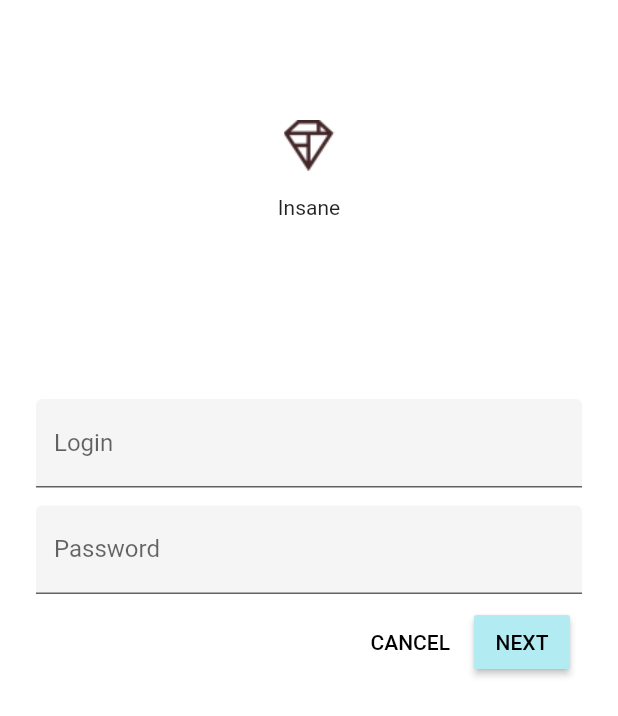
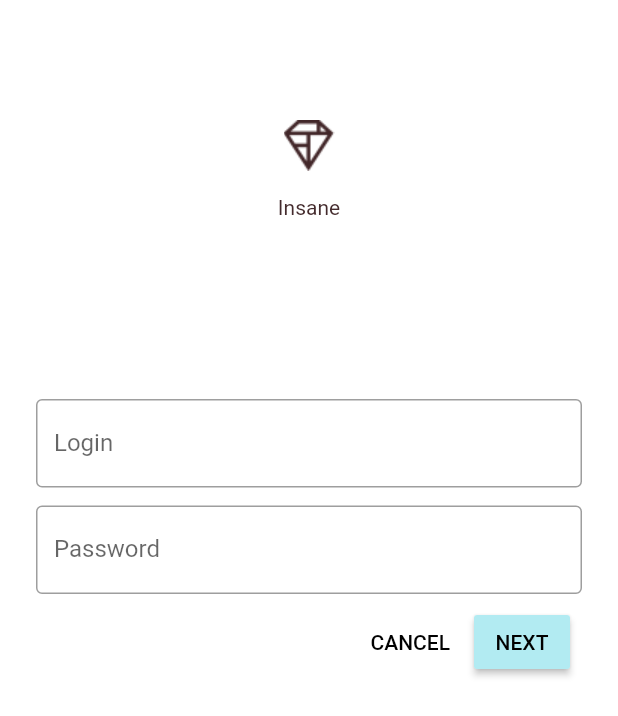
Before and after one commit to frclba/insaneCommerce-mdc-100, a Flutter app: the screen it shows after launch, on a phone screen of 412 x 824 dp. Shown: the top 716 px of the screen. Run offline on Flutter 3.47's test engine with Material 2 defaults, Android fonts, the phone set to English and light mode, and no system bars; Roboto replaces fonts that are missing (Rubik).

Commit message:
Modify typography and label styles

```diff
--- a/lib/login.dart
+++ b/lib/login.dart
@@ -1,4 +1,5 @@
 import 'package:flutter/material.dart';
+import 'colors.dart';
 
 class LoginPage extends StatefulWidget {
   @override
@@ -26,26 +27,30 @@ class _LoginPageState extends State<LoginPage> {
               ],
             ),
             SizedBox(height: 120.0),
-            // TODO: Wrap Username with AccentColorOverride (103)
-            // TODO: Remove filled: true values (103)
-            // TODO: Wrap Password with AccentColorOverride (103)
-
-            TextField(
+            // [LOGIN]
+            AccentColorOverride(
+              color: kShrineBrown900,
+              child: TextField(
                 controller: _usernameController,
                 decoration: InputDecoration(
-                filled: true,
                   labelText: 'Login'
                 ),
               ),
+            ),
+
             SizedBox(height: 12.0),
-            TextField(
+
+            // [PASSWORD]
+            AccentColorOverride(
+              color: kShrineBrown900,
+              child: TextField(
                 controller: _passwordController,
                 decoration: InputDecoration(
-                filled: true,
                   labelText: 'Password',
                 ),
-              obscureText: true,
               ),
+            ),
+
             ButtonBar(
               children: <Widget>[
                 FlatButton(
@@ -69,4 +74,22 @@ class _LoginPageState extends State<LoginPage> {
     );
   }
 }
-// TODO: Add AccentColorOverride (103)
+
+class AccentColorOverride extends StatelessWidget {
+  const AccentColorOverride({Key key, this.color, this.child})
+    : super(key: key);
+
+  final Color color;
+  final Widget child;
+
+  @override
+  Widget build(BuildContext context) {
+    return Theme(
+      child: child,
+      data: Theme.of(context).copyWith(
+        accentColor: color,
+        brightness: Brightness.dark
+      ),
+    );
+  }
+}
```
Also changed, not shown: lib/app.dart (+28 -0 lines), lib/home.dart (+10 -7 lines), pubspec.yaml (+7 -0 lines), 1 other file. Lines whose indentation alone changed are shown as unchanged.
